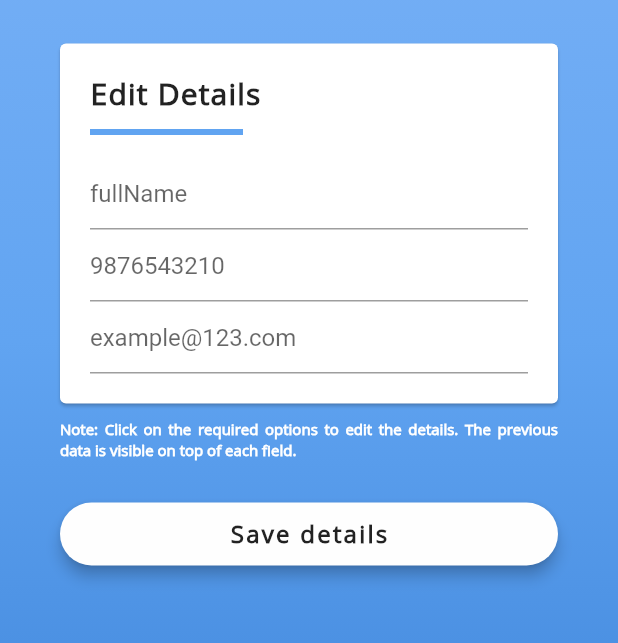
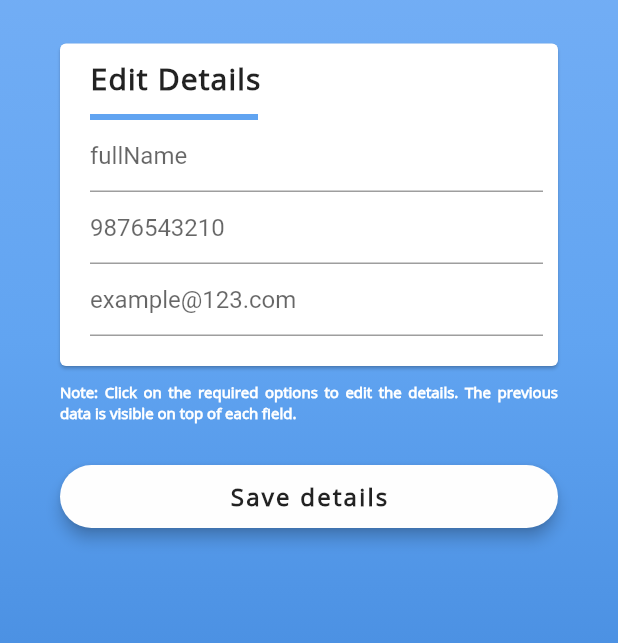
Before and after one commit to srikanthsarma145/metropay_main, a Flutter app: the ProfileButton screen opened directly, after a tap on the "edit" icon, on a phone screen of 412 x 824 dp, the part 153-796 px from its top. Run offline on Flutter 3.47's test engine with Material 2 defaults, Android fonts, the phone set to English and light mode, and no system bars; our stand-ins replace photo_view, toast; missing offline and left inert: flutter_nfc_reader.

Commit message:
comit to 'master'

```diff
--- a/lib/screens/editdetailsbutton.dart
+++ b/lib/screens/editdetailsbutton.dart
@@ -17,7 +17,7 @@ class _EditDetailsButtonState extends State<EditDetailsButton> {
     return Card(
       margin: EdgeInsets.fromLTRB(0.0, 0.0, 0.0, 0),
       child: Padding(
-        padding: const EdgeInsets.all(20.0),
+        padding: const EdgeInsets.fromLTRB(20.0, 10.0, 10.0, 20.0),
         child: Column(
           crossAxisAlignment: CrossAxisAlignment.stretch,
           children: <Widget>[
@@ -33,7 +33,7 @@ class _EditDetailsButtonState extends State<EditDetailsButton> {
             SizedBox(height: 10.0),
             Container(height: 4, color: Color(0xFF61A4F1),
               margin: const EdgeInsets.only(left: 0.0, right: 190.0),),
-            SizedBox(height: 15.0),
+            // SizedBox(height: 15.0),
             new TextFormField(
               decoration: new InputDecoration(
                   hintText: fullName, fillColor: Colors.white),
--- a/lib/screens/mapbutton.dart
+++ b/lib/screens/mapbutton.dart
@@ -13,7 +13,7 @@ class _MapButtonState extends State<MapButton> {
     return Card(
       margin: EdgeInsets.fromLTRB(0.0, 0.0, 0.0, 0),
       child: Padding(
-        padding: const EdgeInsets.all(20.0),
+        padding: const EdgeInsets.fromLTRB(20.0, 10.0, 20.0, 20.0),
         child: Column(
           crossAxisAlignment: CrossAxisAlignment.stretch,
           children: <Widget>[
--- a/lib/screens/profilebutton.dart
+++ b/lib/screens/profilebutton.dart
@@ -18,7 +18,7 @@ class _ProfileButtonState extends State<ProfileButton> {
     return Card(
       margin: EdgeInsets.fromLTRB(0.0, 0.0, 0.0, 0.0),
       child: Padding(
-        padding: const EdgeInsets.fromLTRB(20.0, 10.0, 10.0, 20.0),
+        padding: const EdgeInsets.fromLTRB(20.0, 10.0, 15.0, 20.0),
         child: Column(
           crossAxisAlignment: CrossAxisAlignment.stretch,
           children: <Widget>[
@@ -47,7 +47,7 @@ class _ProfileButtonState extends State<ProfileButton> {
                       );
                     },
                    padding: EdgeInsets.all(0.0),
-                    color: Colors.white,
+                    // color: Colors.white,
                     child: Icon(
                       Icons.edit,
                       size: 20.0,
```
Also changed, not shown: lib/screens/walletbutton.dart (+5 -2 lines).
